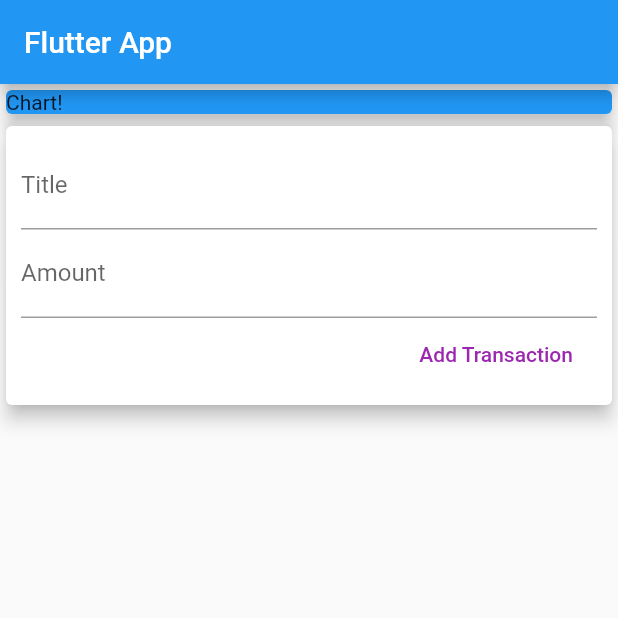
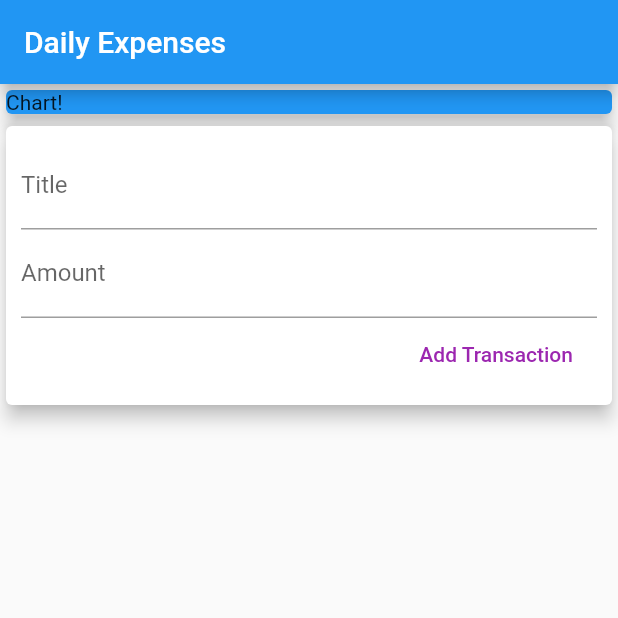
Before and after one commit to ldilov/expensions_mate, a Flutter app: the screen it shows after launch, on a phone screen of 412 x 824 dp, the top half of it. Run offline on Flutter 3.47's test engine with Material 2 defaults, Android fonts, the phone set to English and light mode, and no system bars.

Commit message:
changed title

```diff
--- a/lib/main.dart
+++ b/lib/main.dart
@@ -29,7 +29,7 @@ class MyHomePage extends StatelessWidget {
   Widget build(BuildContext context) {
     return Scaffold(
       appBar: AppBar(
-        title: Text('Flutter App'),
+        title: Text('Daily Expenses'),
       ),
       body: Column(
         mainAxisAlignment: MainAxisAlignment.start,
```
